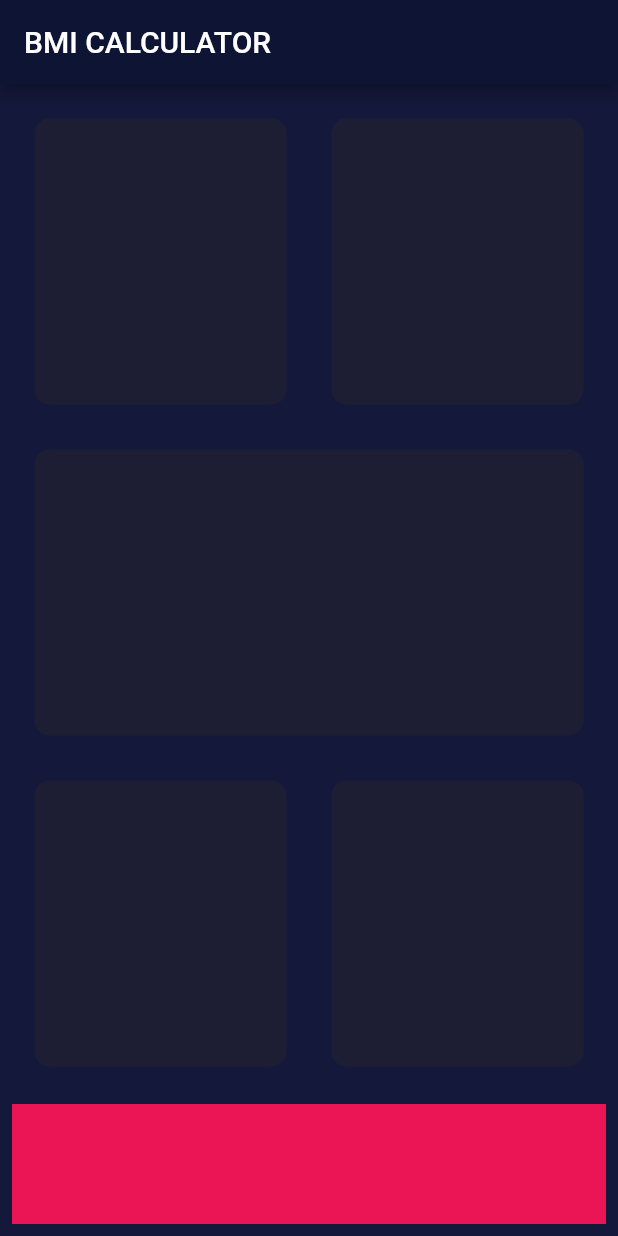
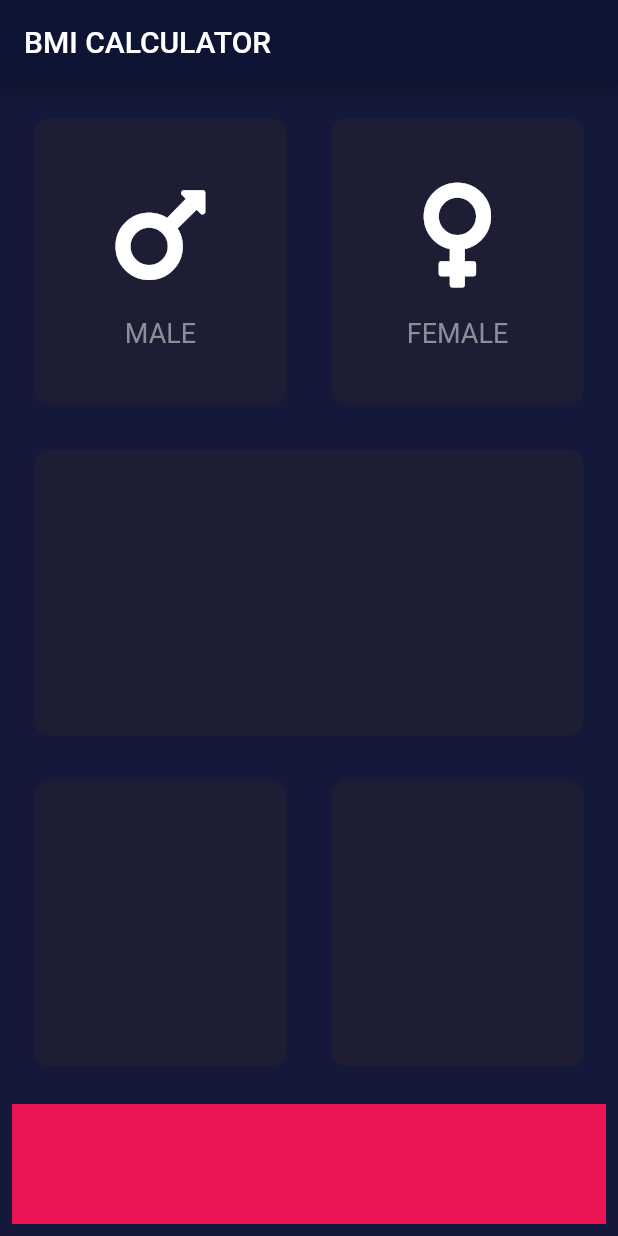
Before and after one commit to sklearn21/Flutter-BMI-Calculator, a Flutter app: the screen it shows after launch, on a phone screen of 412 x 824 dp. Run offline on Flutter 3.47's test engine with Material 2 defaults, Android fonts, the phone set to English and light mode, and no system bars; our stand-ins replace font_awesome_flutter.

Commit message:
Refactored Iconcontent and Resuable module.

```diff
--- a/lib/input_page.dart
+++ b/lib/input_page.dart
@@ -1,5 +1,6 @@
 import 'package:flutter/cupertino.dart';
 import 'package:flutter/material.dart';
+import 'package:font_awesome_flutter/font_awesome_flutter.dart';
 
 const bottomContainerHeight = 80.00;
 const activeCardColor = Color(0xFF1D1E33);
@@ -12,6 +13,7 @@ class InputPage extends StatefulWidget {
 
 class _InputPageState extends State<InputPage> {
   final Color cardcolor = Color(0xFFABCD);
+
   @override
   Widget build(BuildContext context) {
     return Scaffold(
@@ -28,10 +30,20 @@ class _InputPageState extends State<InputPage> {
                     child: Row(
                       children: <Widget>[
                         Expanded(
-                          child: ResuableCard(colour: activeCardColor),
+                          child: ResuableCard(
+                              cardChild: IconContent(
+                                icon: FontAwesomeIcons.mars,
+                                label: 'MALE',
+                              ),
+                              colour: activeCardColor),
                         ),
                         Expanded(
-                          child: ResuableCard(colour: activeCardColor),
+                          child: ResuableCard(
+                              cardChild: IconContent(
+                                icon: FontAwesomeIcons.venus,
+                                label: 'FEMALE',
+                              ),
+                              colour: activeCardColor),
                         )
                       ],
                     ),
@@ -65,13 +77,43 @@ class _InputPageState extends State<InputPage> {
   }
 }
 
+class IconContent extends StatelessWidget {
+  IconContent({this.icon, this.label});
+  final IconData icon;
+  final String label;
+  @override
+  Widget build(BuildContext context) {
+    return Column(
+      mainAxisAlignment: MainAxisAlignment.center,
+      children: <Widget>[
+        Icon(
+          icon,
+          size: 80,
+        ),
+        SizedBox(
+          height: 15,
+        ),
+        Text(
+          label,
+          style: TextStyle(
+            fontSize: 18.0,
+            color: Color(0xFF8D8E98),
+          ),
+        )
+      ],
+    );
+  }
+}
+
 class ResuableCard extends StatelessWidget {
-  ResuableCard({@required this.colour});
+  ResuableCard({@required this.colour, this.cardChild});
   final Color colour;
+  final Widget cardChild;
 
   @override
   Widget build(BuildContext context) {
     return Container(
+      child: cardChild,
       margin: EdgeInsets.all(15),
       decoration: BoxDecoration(
         color: colour,
--- a/pubspec.yaml
+++ b/pubspec.yaml
@@ -19,6 +19,7 @@ environment:
 dependencies:
   flutter:
     sdk: flutter
+  font_awesome_flutter: ^8.8.1
 
   # The following adds the Cupertino Icons font to your application.
   # Use with the CupertinoIcons class for iOS style icons.
```
Also changed, not shown: pubspec.lock.
